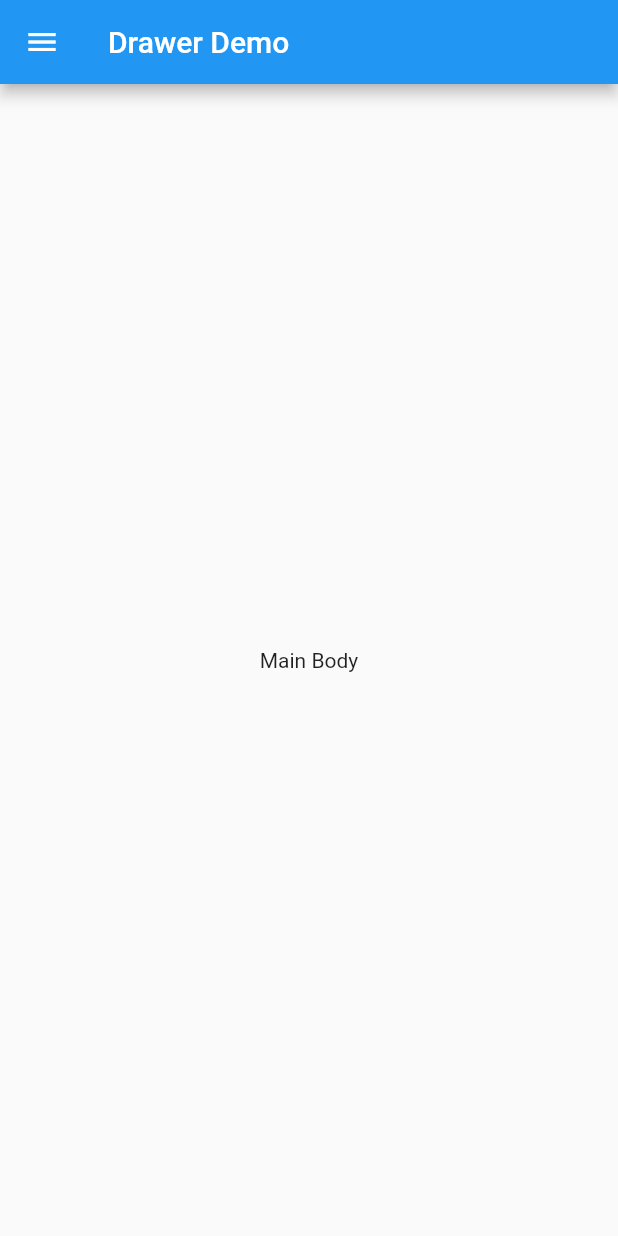
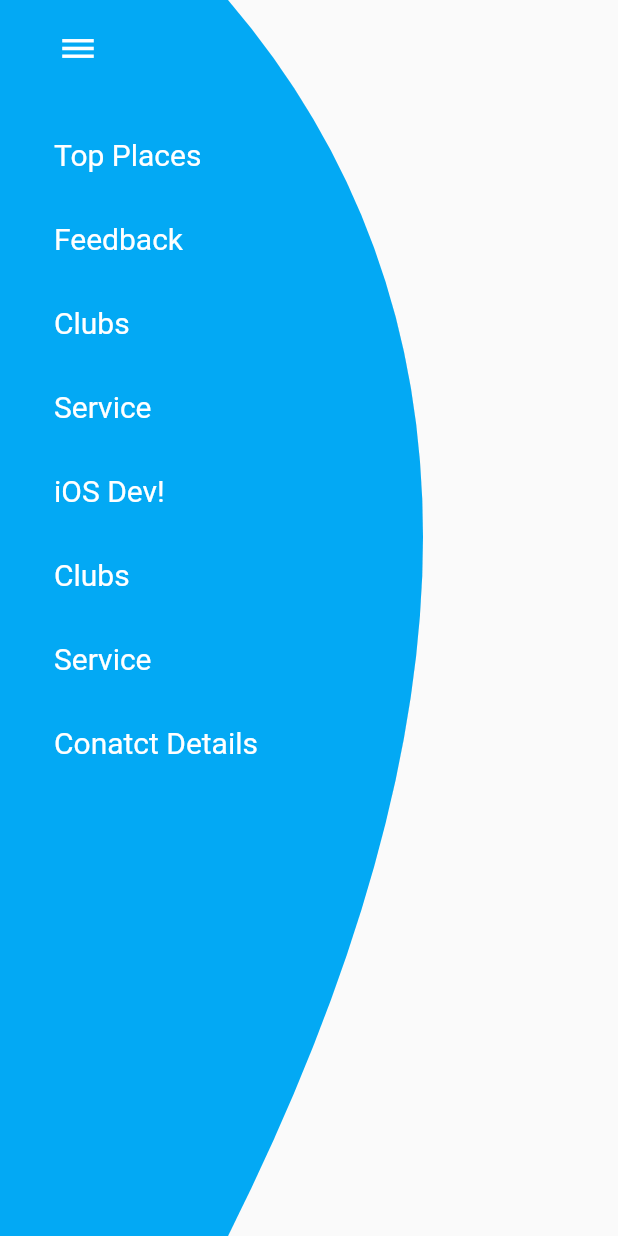
Before and after one commit to techolation/Visit_provision_no_4, a Flutter app: the CurvedDrawer widget shown alone on an empty page, opened directly, on a phone screen of 412 x 824 dp. Run offline on Flutter 3.47's test engine with Material 2 defaults, Android fonts, the phone set to English and light mode, and no system bars.

Commit message:
description added

```diff
--- a/lib/drawer.dart
+++ b/lib/drawer.dart
@@ -13,11 +13,7 @@ class CurvedDrawer extends StatelessWidget {
   ];
   @override
   Widget build(BuildContext context) {
-    return Scaffold(
-      appBar: AppBar(
-        title: Text("Drawer Demo"),
-      ),
-      drawer: SafeArea(
+    return Container(
         child:ClipPath(
           clipper: RoundClipper(),
           child: Drawer(
@@ -51,10 +47,6 @@ class CurvedDrawer extends StatelessWidget {
 
         ),
         ),
-      ),
-      body: Center(
-        child: Text('Main Body'),
-      ),
     );
   }
 }
```
Also changed, not shown: pubspec.yaml (+8 -0 lines), fonts/Aclonica-Regular.ttf (added), fonts/Aladin-Regular.ttf (added), images/phewa/phewa1.jpg (added), images/phewa/phewa2.jpg (added), images/phewa/phewa3.jpg (added), images/phewa/phewa4.jpg (added), images/routes/routephewa.jpg (added), lib/description.dart (added), pubspec.lock.
